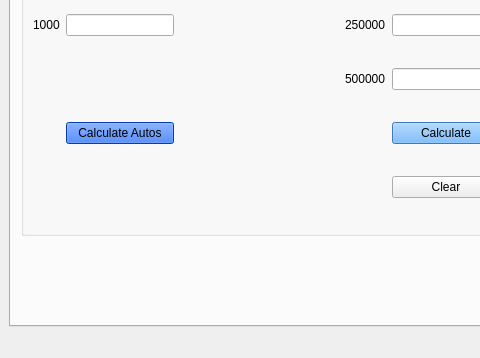
This is main.ui in ulassahillioglu/CostCalculationTool as Qt 5 draws it before an edit; both pictures show x 0 to 480 and y 420 to 778 of the 1132 by 778 pixel window. The edited form follows.
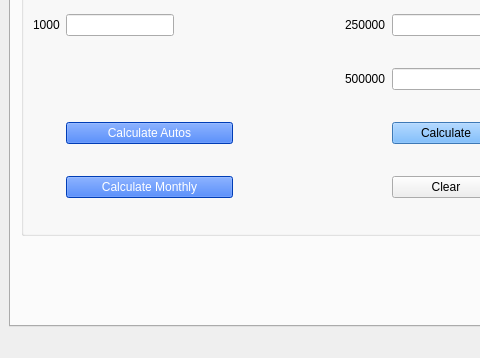
This is the edited form.

Commit message: monthly calculation

What changed in the file:
```diff
--- a/main.ui
+++ b/main.ui
@@ -700,16 +700,6 @@
            </property>
           </widget>
          </item>
-         <item row="8" column="1">
-          <widget class="QPushButton" name="btnAutoCalc">
-           <property name="styleSheet">
-            <string notr="true">background-color: rgb(0, 85, 255);</string>
-           </property>
-           <property name="text">
-            <string>Calculate Autos</string>
-           </property>
-          </widget>
-         </item>
          <item row="8" column="6">
           <widget class="QPushButton" name="btnCalculate">
            <property name="cursor">
@@ -781,6 +771,28 @@
          <item row="7" column="6">
           <widget class="QLineEdit" name="lineEdit15"/>
          </item>
+         <item row="9" column="1" colspan="2">
+          <widget class="QPushButton" name="btnMontlyCalc">
+           <property name="styleSheet">
+            <string notr="true">background-color: rgb(0, 85, 255);
+color: rgb(255,255,255);</string>
+           </property>
+           <property name="text">
+            <string>Calculate Monthly</string>
+           </property>
+          </widget>
+         </item>
+         <item row="8" column="1" colspan="2">
+          <widget class="QPushButton" name="btnAutoCalc">
+           <property name="styleSheet">
+            <string notr="true">background-color: rgb(0, 85, 255);
+color: rgb(255,255,255);</string>
+           </property>
+           <property name="text">
+            <string>Calculate Autos</string>
+           </property>
+          </widget>
+         </item>
         </layout>
        </widget>
        <widget class="QRadioButton" name="radioBtnTry">
```
The commit also changes 1 other file.
